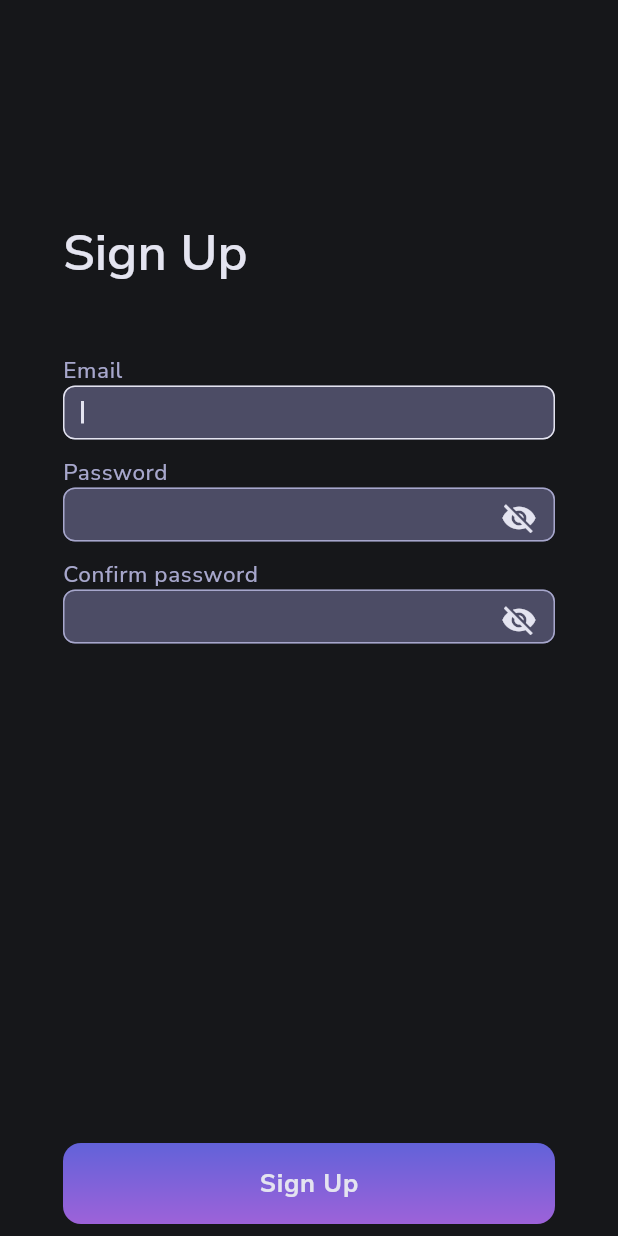
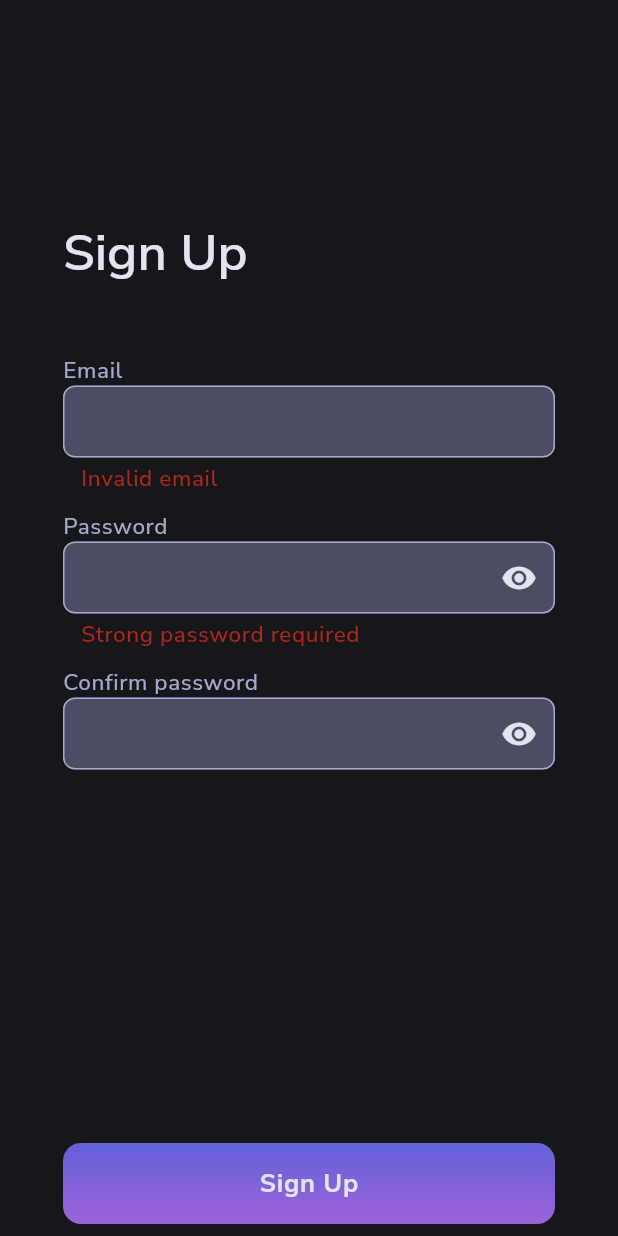
Before and after one commit to warja256/crypto_coins_flutter, a Flutter app: the screen it shows after launch, after a tap on "Sign Up", on a phone screen of 412 x 824 dp. Run offline on Flutter 3.47's test engine with Material 3 defaults, Android fonts, the phone set to English and light mode, and no system bars; our stand-ins replace auto_route, dio, equatable, firebase_core, flutter_bloc, get_it and 4 more; missing offline and left inert: talker_bloc_logger, talker_dio_logger; accounts and stored records are empty; statements that could not run were skipped.

Commit message:
Настроена обработка ошибок для полей Sign Up, cозданы виджеты TextField и ElevatedButton

```diff
--- a/lib/features/sign_up/view/sign_up_screen.dart
+++ b/lib/features/sign_up/view/sign_up_screen.dart
@@ -1,10 +1,10 @@
 // ignore_for_file: public_member_api_docs, sort_constructors_first
 import 'package:auto_route/auto_route.dart';
+import 'package:crypto_coins_flutter/features/sign_up/widgets/elevated_button.dart';
+import 'package:crypto_coins_flutter/features/sign_up/widgets/text_field.dart';
 import 'package:flutter/material.dart';
-import 'package:flutter_bloc/flutter_bloc.dart';
-
-import 'package:crypto_coins_flutter/features/sign_up/bloc/sign_up_bloc.dart';
-import 'package:crypto_coins_flutter/features/sign_up/bloc/sign_up_state.dart';
+import 'package:get_it/get_it.dart';
+import 'package:talker_flutter/talker_flutter.dart';
 
 @RoutePage()
 class SignUpScreen extends StatelessWidget {
@@ -32,6 +32,13 @@ class _SignUpScreenViewState extends State<_SignUpScreenView> {
   final passwordFocusNode = FocusNode();
   final confirmPasswordFocusNode = FocusNode();
 
+  bool _autoValidate = false;
+  final _formKey = GlobalKey<FormState>();
+
+  final emailFieldKey = GlobalKey<FormFieldState>();
+  final passwordFieldKey = GlobalKey<FormFieldState>();
+  final confirmPasswordFieldKey = GlobalKey<FormFieldState>();
+
   @override
   Widget build(BuildContext context) {
     return Scaffold(
@@ -44,6 +51,8 @@ class _SignUpScreenViewState extends State<_SignUpScreenView> {
             mainAxisAlignment: MainAxisAlignment.center,
             children: [
               Expanded(
+                child: Form(
+                  key: _formKey,
                   child: Column(
                     crossAxisAlignment: CrossAxisAlignment.start,
                     mainAxisAlignment: MainAxisAlignment.start,
@@ -67,12 +76,34 @@ class _SignUpScreenViewState extends State<_SignUpScreenView> {
                         textAlign: TextAlign.left,
                         style: Theme.of(context).textTheme.bodySmall,
                       ),
-                    TextFieldedWidget(
+                      TextFieldWidget(
+                        fieldKey: emailFieldKey,
                         controller: emailController,
                         textInputType: TextInputType.emailAddress,
                         isSuffixIcon: false,
                         focusNode: emailFocusNode,
                         nextFocusNode: passwordFocusNode,
+                        validator: (String? value) {
+                          if (value == null) {
+                            return 'Email is required';
+                          }
+                          final isValid = RegExp(r'^[^@\s]+@[^@\s]+\.[^@\s]+$')
+                              .hasMatch(value);
+                          if (!isValid) {
+                            return 'Invalid email';
+                          }
+
+                          return null;
+                        },
+                        autoValidate: _autoValidate,
+                        onFieldSubmitted: () {
+                          final valid =
+                              emailFieldKey.currentState?.validate() ?? false;
+                          if (valid) {
+                            FocusScope.of(context)
+                                .requestFocus(passwordFocusNode);
+                          }
+                        },
                       ),
                       SizedBox(
                         height: 12,
@@ -82,12 +113,35 @@ class _SignUpScreenViewState extends State<_SignUpScreenView> {
                         textAlign: TextAlign.left,
                         style: Theme.of(context).textTheme.bodySmall,
                       ),
-                    TextFieldedWidget(
+                      TextFieldWidget(
+                        fieldKey: passwordFieldKey,
                         controller: passwordController,
                         textInputType: TextInputType.visiblePassword,
                         isSuffixIcon: true,
                         focusNode: passwordFocusNode,
                         nextFocusNode: confirmPasswordFocusNode,
+                        validator: (String? value) {
+                          if (value == null) {
+                            return 'Password is required';
+                          }
+                          final password = passwordController.text;
+                          if (!(password.length >= 8 &&
+                              password.contains(RegExp(r'[A-Z]')) &&
+                              password.contains(RegExp(r'[0-9]')) &&
+                              password.contains(RegExp(r'[!@#\$&*~]')))) {
+                            return 'Strong password required';
+                          }
+                        },
+                        autoValidate: _autoValidate,
+                        onFieldSubmitted: () {
+                          final valid =
+                              passwordFieldKey.currentState?.validate() ??
+                                  false;
+                          if (valid) {
+                            FocusScope.of(context)
+                                .requestFocus(confirmPasswordFocusNode);
+                          }
+                        },
                       ),
                       SizedBox(
                         height: 12,
@@ -97,11 +151,30 @@ class _SignUpScreenViewState extends State<_SignUpScreenView> {
                         textAlign: TextAlign.left,
                         style: Theme.of(context).textTheme.bodySmall,
                       ),
-                    TextFieldedWidget(
+                      TextFieldWidget(
+                        fieldKey: confirmPasswordFieldKey,
                         controller: confirmPasswordController,
                         textInputType: TextInputType.visiblePassword,
                         isSuffixIcon: true,
                         focusNode: confirmPasswordFocusNode,
+                        validator: (String? value) {
+                          if (value == null) {
+                            return 'Confirm your password';
+                          }
+                          if (passwordController.text !=
+                              confirmPasswordController.text) {
+                            return 'Wrong password';
+                          }
+                        },
+                        autoValidate: _autoValidate,
+                        onFieldSubmitted: () {
+                          final valid = confirmPasswordFieldKey.currentState
+                                  ?.validate() ??
+                              false;
+                          if (valid) {
+                            FocusScope.of(context).unfocus();
+                          }
+                        },
                       ),
                       SizedBox(
                         height: 12,
@@ -109,32 +182,18 @@ class _SignUpScreenViewState extends State<_SignUpScreenView> {
                     ],
                   ),
                 ),
-              ElevatedButton(
-                style: ButtonStyle(
-                  backgroundColor: WidgetStatePropertyAll(Colors.transparent),
-                  shadowColor: WidgetStatePropertyAll(Colors.transparent),
-                  padding: WidgetStatePropertyAll(EdgeInsets.zero),
               ),
-                onPressed: () {},
-                child: Ink(
-                  decoration: BoxDecoration(
-                      borderRadius: BorderRadius.circular(12),
-                      gradient: LinearGradient(
-                          colors: [
-                            Color(0xFF6262D9),
-                            Color(0xFF9D62D9),
-                          ],
-                          begin: Alignment.topCenter,
-                          end: Alignment.bottomCenter)),
-                  child: Container(
-                    height: 54,
-                    alignment: Alignment.center,
-                    child: Text(
-                      'Sign Up',
-                      style: Theme.of(context).textTheme.labelSmall,
-                    ),
-                  ),
-                ),
+              ElevatedButtonWidget(
+                text: 'Sign Up',
+                onPressed: () {
+                  setState(() {
+                    _autoValidate = true;
+                  });
+                  if (_formKey.currentState!.validate()) {
+                    GetIt.I<Talker>()
+                        .debug('Форма валидна, можно отправлять данные');
+                  }
+                },
               ),
               SizedBox(
                 height: 8,
@@ -146,83 +205,3 @@ class _SignUpScreenViewState extends State<_SignUpScreenView> {
     ));
   }
 }
-
-class TextFieldedWidget extends StatefulWidget {
-  const TextFieldedWidget({
-    Key? key,
-    required this.controller,
-    required this.textInputType,
-    required this.isSuffixIcon,
-    required this.focusNode,
-    this.nextFocusNode,
-    this.textInputAction = TextInputAction.done,
-  }) : super(key: key);
-
-  final TextEditingController controller;
-  final TextInputType textInputType;
-  final bool isSuffixIcon;
-  final FocusNode focusNode;
-  final FocusNode? nextFocusNode;
-  final TextInputAction textInputAction;
-
-  @override
-  void dispose() {
-    focusNode.dispose();
-  }
-
-  State<TextFieldedWidget> createState() => _TextFieldedWidgetState();
-}
-
-class _TextFieldedWidgetState extends State<TextFieldedWidget> {
-  bool isPasswordvisible = true;
-
-  @override
-  Widget build(BuildContext context) {
-    return SizedBox(
-      height: 36,
-      child: TextFormField(
-        focusNode: widget.focusNode,
-        style: Theme.of(context)
-            .textTheme
-            .bodySmall!
-            .copyWith(color: Color(0xFFE4E4F0)),
-        cursorHeight: 15,
-        controller: widget.controller,
-        keyboardType: widget.textInputType,
-        textInputAction: TextInputAction.done,
-        autofocus: true,
-        cursorColor: Color(0xFFE4E4F0),
-        obscureText: isPasswordvisible,
-        onFieldSubmitted: (_) {
-          if (widget.nextFocusNode != null) {
-            FocusScope.of(context).requestFocus(widget.nextFocusNode);
-          } else {
-            FocusScope.of(context).unfocus();
-          }
-        },
-        decoration: InputDecoration(
-          contentPadding: EdgeInsets.all(8),
-          fillColor: Color(0xFF4C4C65),
-          filled: true,
-          suffixIcon: widget.isSuffixIcon
-              ? IconButton(
-                  onPressed: () =>
-                      setState(() => isPasswordvisible = !isPasswordvisible),
-                  icon: isPasswordvisible
-                      ? Icon(Icons.visibility_off)
-                      : Icon(Icons.visibility))
-              : Container(
-                  width: 0,
-                ),
-          suffixIconColor: Color(0xFFE4E4F0),
-          enabledBorder: OutlineInputBorder(
-              borderRadius: BorderRadius.circular(8),
-              borderSide: BorderSide(color: Color(0xFFA7A7CC), width: 1)),
-          focusedBorder: OutlineInputBorder(
-              borderRadius: BorderRadius.circular(8),
-              borderSide: BorderSide(color: Color(0xFFE4E4F0), width: 1)),
-        ),
-      ),
-    );
-  }
-}
--- /dev/null
+++ b/lib/features/sign_up/widgets/elevated_button.dart
@@ -0,0 +1,45 @@
+import 'package:flutter/material.dart';
+
+class ElevatedButtonWidget extends StatefulWidget {
+  const ElevatedButtonWidget({
+    super.key,
+    required this.text,
+    this.onPressed,
+  });
+
+  final String text;
+  final VoidCallback? onPressed;
+
+  @override
+  State<ElevatedButtonWidget> createState() => _ElevatedButtonWidgetState();
+}
+
+class _ElevatedButtonWidgetState extends State<ElevatedButtonWidget> {
+  @override
+  Widget build(BuildContext context) {
+    return ElevatedButton(
+      style: ButtonStyle(
+        backgroundColor: WidgetStatePropertyAll(Colors.transparent),
+        shadowColor: WidgetStatePropertyAll(Colors.transparent),
+        padding: WidgetStatePropertyAll(EdgeInsets.zero),
+      ),
+      onPressed: widget.onPressed,
+      child: Ink(
+        decoration: BoxDecoration(
+            borderRadius: BorderRadius.circular(12),
+            gradient: LinearGradient(colors: [
+              Color(0xFF6262D9),
+              Color(0xFF9D62D9),
+            ], begin: Alignment.topCenter, end: Alignment.bottomCenter)),
+        child: Container(
+          height: 54,
+          alignment: Alignment.center,
+          child: Text(
+            widget.text,
+            style: Theme.of(context).textTheme.labelSmall,
+          ),
+        ),
+      ),
+    );
+  }
+}
--- /dev/null
+++ b/lib/features/sign_up/widgets/text_field.dart
@@ -0,0 +1,106 @@
+import 'package:flutter/material.dart';
+
+class TextFieldWidget extends StatefulWidget {
+  const TextFieldWidget({
+    super.key,
+    required this.controller,
+    required this.textInputType,
+    required this.isSuffixIcon,
+    required this.focusNode,
+    this.nextFocusNode,
+    required this.validator,
+    this.textInputAction = TextInputAction.done,
+    required this.autoValidate,
+    this.onFieldSubmitted,
+    required this.fieldKey,
+  });
+
+  final TextEditingController controller;
+  final TextInputType textInputType;
+  final bool isSuffixIcon;
+  final FocusNode focusNode;
+  final FocusNode? nextFocusNode;
+  final TextInputAction textInputAction;
+  final String? Function(String?) validator;
+  final bool autoValidate;
+  final VoidCallback? onFieldSubmitted;
+  final GlobalKey<FormFieldState>? fieldKey;
+
+  @override
+  State<TextFieldWidget> createState() => _TextFieldWidgetState();
+}
+
+class _TextFieldWidgetState extends State<TextFieldWidget> {
+  bool isPasswordvisible = false;
+
+  @override
+  Widget build(BuildContext context) {
+    return ConstrainedBox(
+      constraints: BoxConstraints(minHeight: 30),
+      child: TextFormField(
+        key: widget.fieldKey,
+        autovalidateMode: widget.autoValidate
+            ? AutovalidateMode.always
+            : AutovalidateMode.disabled,
+        validator: widget.validator,
+        focusNode: widget.focusNode,
+        style: Theme.of(context)
+            .textTheme
+            .bodySmall!
+            .copyWith(color: Color(0xFFE4E4F0)),
+        cursorHeight: 15,
+        controller: widget.controller,
+        keyboardType: widget.textInputType,
+        textInputAction: TextInputAction.done,
+        autofocus: false,
+        cursorColor: Color(0xFFE4E4F0),
+        cursorErrorColor: Color(0xFFE4E4F0),
+        obscureText: isPasswordvisible,
+        onFieldSubmitted: (_) {
+          if (widget.onFieldSubmitted != null) {
+            widget.onFieldSubmitted!();
+          }
+          if (widget.nextFocusNode != null) {
+            FocusScope.of(context).requestFocus(widget.nextFocusNode);
+          } else {
+            FocusScope.of(context).unfocus();
+          }
+        },
+        decoration: InputDecoration(
+          errorMaxLines: 1,
+          helperText: ' ',
+          contentPadding: EdgeInsets.all(8),
+          fillColor: Color(0xFF4C4C65),
+          filled: true,
+          suffixIcon: widget.isSuffixIcon
+              ? IconButton(
+                  onPressed: () =>
+                      setState(() => isPasswordvisible = !isPasswordvisible),
+                  icon: isPasswordvisible
+                      ? Icon(Icons.visibility_off)
+                      : Icon(Icons.visibility))
+              : Container(
+                  width: 0,
+                ),
+          suffixIconColor: Color(0xFFE4E4F0),
+          enabledBorder: OutlineInputBorder(
+              borderRadius: BorderRadius.circular(8),
+              borderSide: BorderSide(color: Color(0xFFA7A7CC), width: 1)),
+          focusedBorder: OutlineInputBorder(
+              borderRadius: BorderRadius.circular(8),
+              borderSide: BorderSide(color: Color(0xFFE4E4F0), width: 1)),
+          errorBorder: OutlineInputBorder(
+            borderRadius: BorderRadius.circular(8),
+            borderSide: BorderSide(
+                color: Color(0xFFA7A7CC), width: 1), // как enabledBorder
+          ),
+          focusedErrorBorder: OutlineInputBorder(
+            borderRadius: BorderRadius.circular(8),
+            borderSide: BorderSide(
+                color: Color(0xFFA7A7CC), width: 1), // как enabledBorder
+          ),
+        ),
+      ),
+    );
+  }
+}
```
Lines whose indentation alone changed are shown as unchanged.
